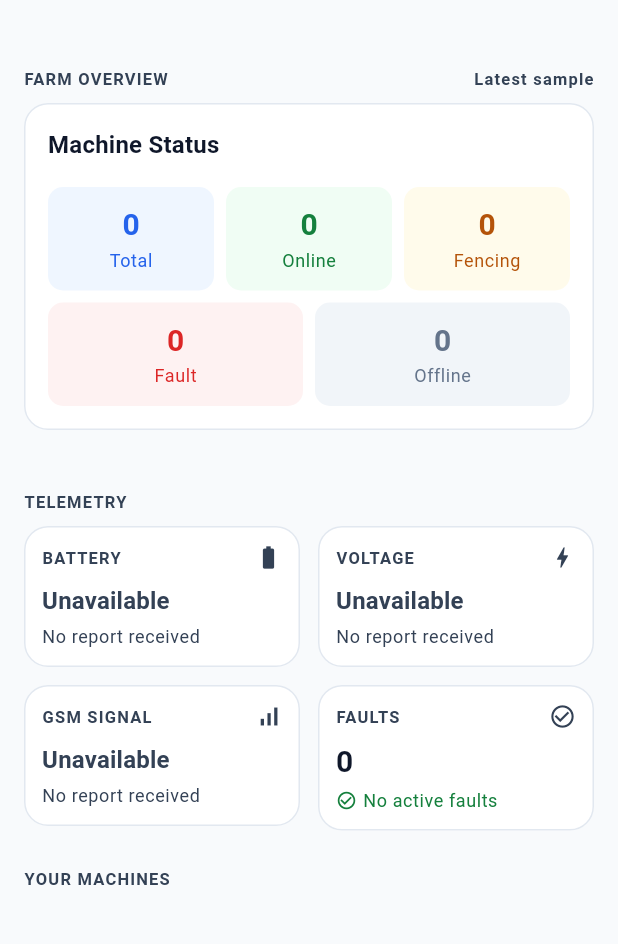
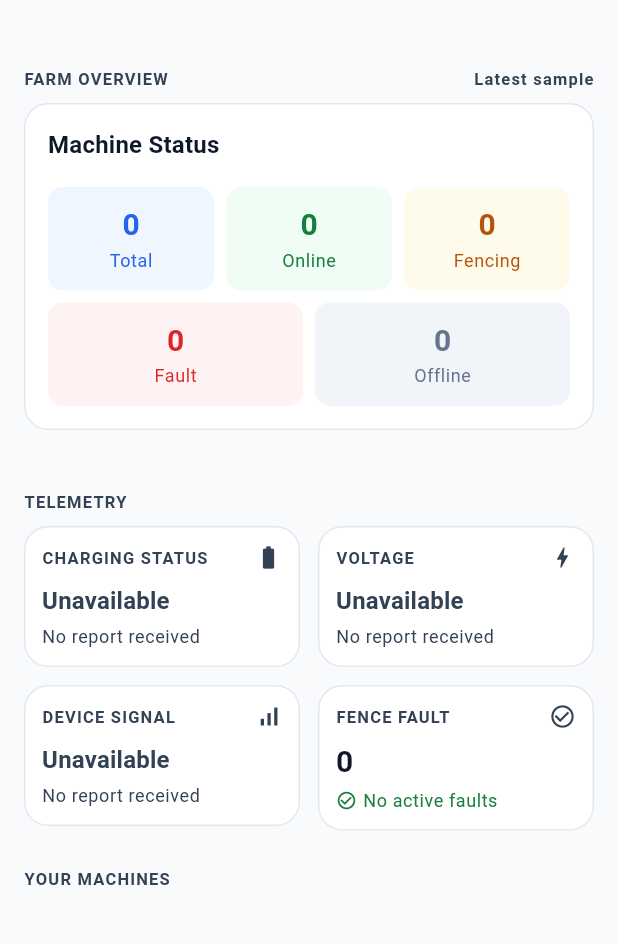
Before and after one commit to yantralink/yantragoFence, a Flutter app: the DashboardPage screen opened directly, on a phone screen of 412 x 824 dp, the part 65-1009 px from its top. Run offline on Flutter 3.47's test engine with Material 3 defaults, Android fonts, the phone set to English and light mode, and no system bars; our stand-ins replace dio, firebase_core, firebase_messaging, flutter_local_notifications, flutter_riverpod, flutter_secure_storage and 2 more; missing offline and left inert: stomp_dart_client; accounts and stored records are empty.

Commit message:
Rename telemetry tiles and drop command status card on machine details
Ignition → Machine Status, Ext. Battery → Battery (Battery Low below
15%, Battery Full at 100% even while charging), Battery → Charging
Status, Faults → Fence Fault, GSM Signal → Device Signal. Removed the
Recent Command card and its per-machine socket watch — the ON/OFF
snackbar still confirms sends and history lives in Profile.

Generated with [Devin](https://devin.ai)

Co-Authored-By: Devin <158243242+devin-ai-integration[bot]@users.noreply.github.com>

```diff
--- a/mobile/lib/features/dashboard/widgets/battery_widget.dart
+++ b/mobile/lib/features/dashboard/widgets/battery_widget.dart
@@ -19,7 +19,7 @@ class BatteryWidget extends StatelessWidget {
   Widget build(BuildContext context) {
     if (battery == null) {
       return const AppMetricCard(
-        label: 'Battery',
+        label: 'Charging Status',
         icon: Icons.battery_std,
         state: AppMetricState.unavailable,
         statusText: 'No report received',
@@ -44,7 +44,7 @@ class BatteryWidget extends StatelessWidget {
         : Icons.battery_std;
 
     return AppMetricCard(
-      label: 'Battery',
+      label: 'Charging Status',
       icon: icon,
       state: AppMetricState.available,
       value: '$level',
--- a/mobile/lib/features/dashboard/widgets/faults_widget.dart
+++ b/mobile/lib/features/dashboard/widgets/faults_widget.dart
@@ -17,7 +17,7 @@ class FaultsWidget extends StatelessWidget {
   Widget build(BuildContext context) {
     if (count == null) {
       return const AppMetricCard(
-        label: 'Faults',
+        label: 'Fence Fault',
         icon: Icons.error_outline,
         state: AppMetricState.unavailable,
         statusText: 'No report received',
@@ -26,7 +26,7 @@ class FaultsWidget extends StatelessWidget {
     final int n = count!;
     if (n == 0) {
       return const AppMetricCard(
-        label: 'Faults',
+        label: 'Fence Fault',
         icon: Icons.check_circle_outline,
         state: AppMetricState.available,
         value: '0',
@@ -35,7 +35,7 @@ class FaultsWidget extends StatelessWidget {
       );
     }
     return AppMetricCard(
-      label: 'Faults',
+      label: 'Fence Fault',
       icon: Icons.error_outline,
       state: AppMetricState.available,
       value: '$n',
--- a/mobile/lib/features/dashboard/widgets/gsm_status_widget.dart
+++ b/mobile/lib/features/dashboard/widgets/gsm_status_widget.dart
@@ -19,7 +19,7 @@ class GsmStatusWidget extends StatelessWidget {
   Widget build(BuildContext context) {
     if (signal == null) {
       return const AppMetricCard(
-        label: 'GSM Signal',
+        label: 'Device Signal',
         icon: Icons.signal_cellular_alt,
         state: AppMetricState.unavailable,
         statusText: 'No report received',
@@ -40,7 +40,7 @@ class GsmStatusWidget extends StatelessWidget {
                 ? 'Poor signal'
                 : 'No signal';
     return AppMetricCard(
-      label: 'GSM Signal',
+      label: 'Device Signal',
       icon: Icons.signal_cellular_alt,
       state: AppMetricState.available,
       value: '$level',
--- a/mobile/lib/features/dashboard/widgets/ignition_widget.dart
+++ b/mobile/lib/features/dashboard/widgets/ignition_widget.dart
@@ -3,8 +3,8 @@ import 'package:flutter/material.dart';
 import 'package:yantrago/core/theme/app_semantic_colors.dart';
 import 'package:yantrago/core/widgets/app_metric_card.dart';
 
-/// Ignition widget — displays engine on/off status (device ACC) as a
-/// shared metric card.
+/// Machine status widget — displays engine on/off status (device ACC)
+/// as a shared metric card.
 ///
 /// Composes [AppMetricCard]. Null ignition is shown as unavailable, not
 /// off — the device may simply not have reported ACC yet (legacy devices
@@ -18,19 +18,19 @@ class IgnitionWidget extends StatelessWidget {
   Widget build(BuildContext context) {
     if (ignitionOn == null) {
       return const AppMetricCard(
-        label: 'Ignition',
+        label: 'Machine Status',
         icon: Icons.key,
         state: AppMetricState.unavailable,
         statusText: 'No ACC report',
       );
     }
     return AppMetricCard(
-      label: 'Ignition',
+      label: 'Machine Status',
       icon: Icons.key,
       state: AppMetricState.available,
       statusTone: ignitionOn! ? StatusTone.success : StatusTone.neutral,
       value: ignitionOn! ? 'ON' : 'OFF',
-      statusText: ignitionOn! ? 'Engine running' : 'Engine off',
+      statusText: ignitionOn! ? 'Machine running' : 'Machine stopped',
     );
   }
 }
```
Also changed, not shown: mobile/lib/features/dashboard/widgets/external_battery_widget.dart (+13 -5 lines), mobile/lib/features/machines/pages/machine_detail_page.dart (+1 -7 lines).
